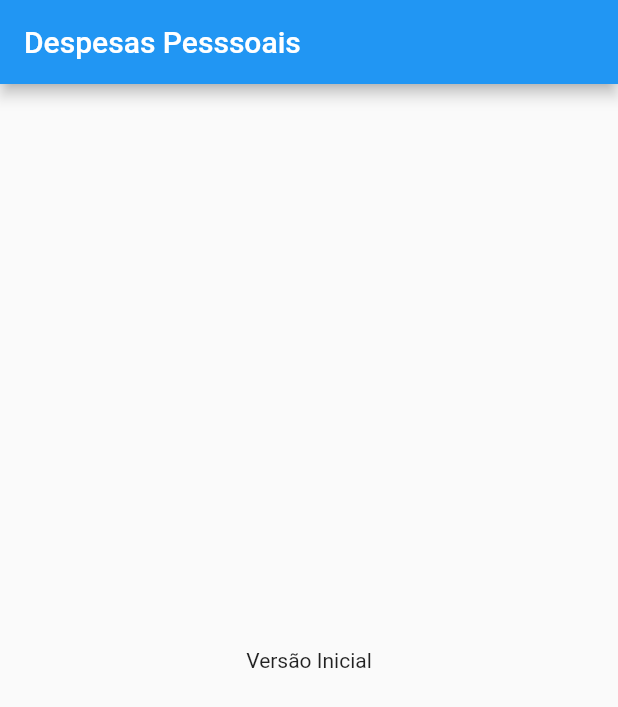
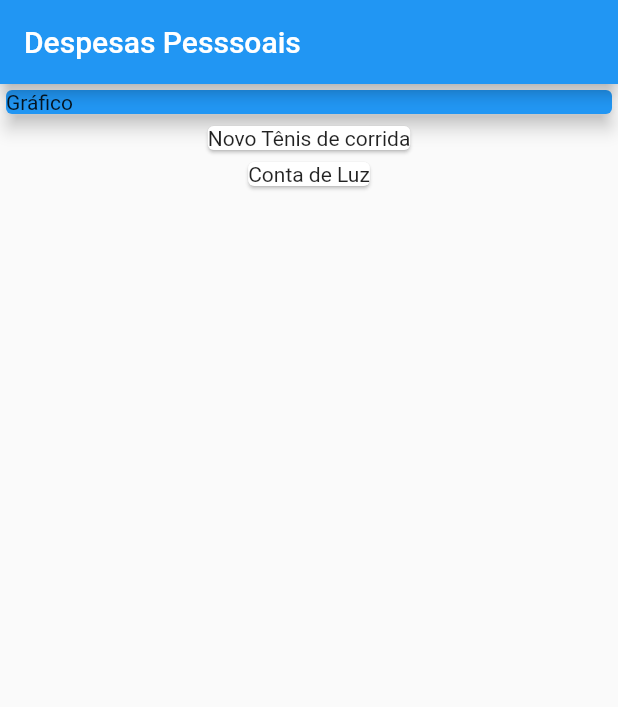
Before and after one commit to fercguerra/despesas_pessoais, a Flutter app: the screen it shows after launch, on a phone screen of 412 x 824 dp. Shown: the top 707 px of the screen. Run offline on Flutter 3.47's test engine with Material 2 defaults, Android fonts, the phone set to English and light mode, and no system bars.

Commit message:
Mapear Dados

```diff
--- a/lib/main.dart
+++ b/lib/main.dart
@@ -1,3 +1,4 @@
+import 'package:despesas_pessoais/models/transaction.dart';
 import 'package:flutter/material.dart';
 
 main() => runApp(ExpensesApp());
@@ -7,22 +8,51 @@ class ExpensesApp extends StatelessWidget {
 
   @override
   Widget build(BuildContext context) {
-    return MaterialApp(home: MyHomepage());
+    return MaterialApp(debugShowCheckedModeBanner: false, home: MyHomepage());
   }
 }
 
 class MyHomepage extends StatelessWidget {
-  const MyHomepage({Key? key}) : super(key: key);
+  final _transaction = [
+    Transaction(
+      id: 't1',
+      title: 'Novo Tênis de corrida',
+      value: 310.76,
+      date: DateTime.now(),
+    ),
+    Transaction(
+      id: 't2',
+      title: 'Conta de Luz',
+      value: 211.20,
+      date: DateTime.now(),
+    ),
+  ];
 
   @override
   Widget build(BuildContext context) {
-
     return Scaffold(
       appBar: AppBar(
         title: Text('Despesas Pesssoais'),
       ),
-      body: Center(
-        child: Text('Versão Inicial'),
+      body: Column(
+        mainAxisAlignment: MainAxisAlignment.start,
+        crossAxisAlignment: CrossAxisAlignment.center,
+        children: <Widget>[
+          Container(
+            width: double.infinity,
+            child: Card(
+              color: Colors.blue,
+              child: Text('Gráfico'),
+              elevation: 5,
+            ),
+          ),
+          Column(
+              children: _transaction.map((tr) {
+            return Card(
+              child: Text(tr.title),
+            );
+          }).toList()),
+        ],
       ),
     );
   }
--- /dev/null
+++ b/lib/models/transaction.dart
@@ -0,0 +1,13 @@
+class Transaction {
+   final String id;
+  final String title;
+  final double value;
+  final DateTime date;
+
+  Transaction({
+    required this.id,
+    required this.title,
+    required this.value,
+    required this.date,
+  });
+}
```
